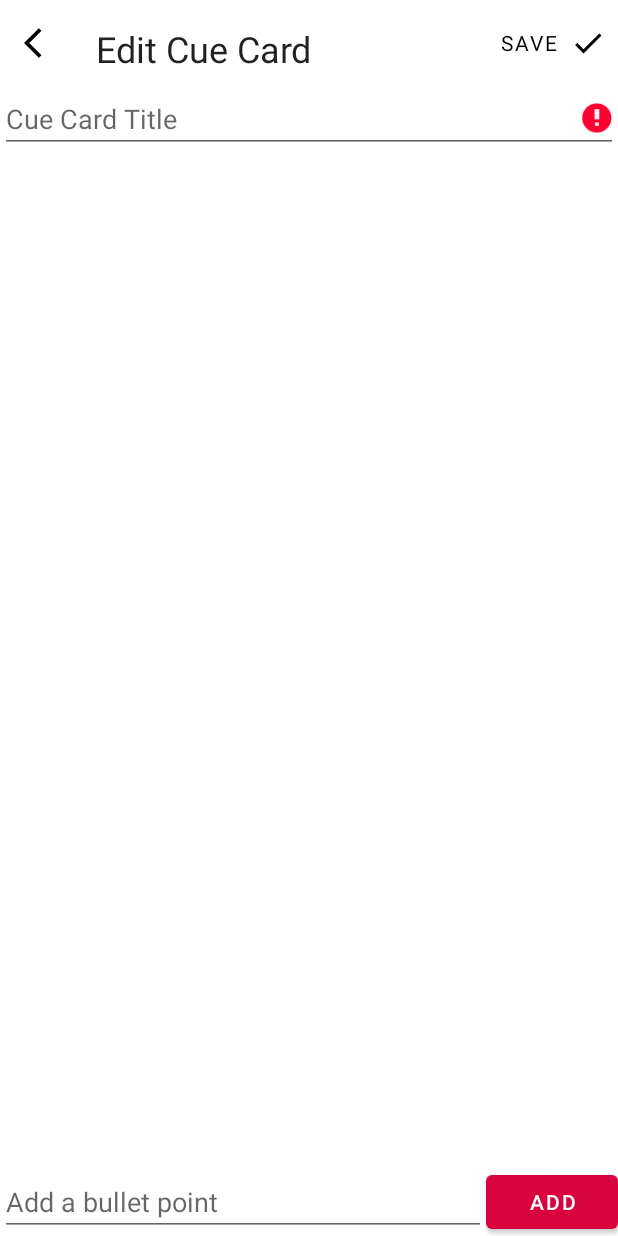
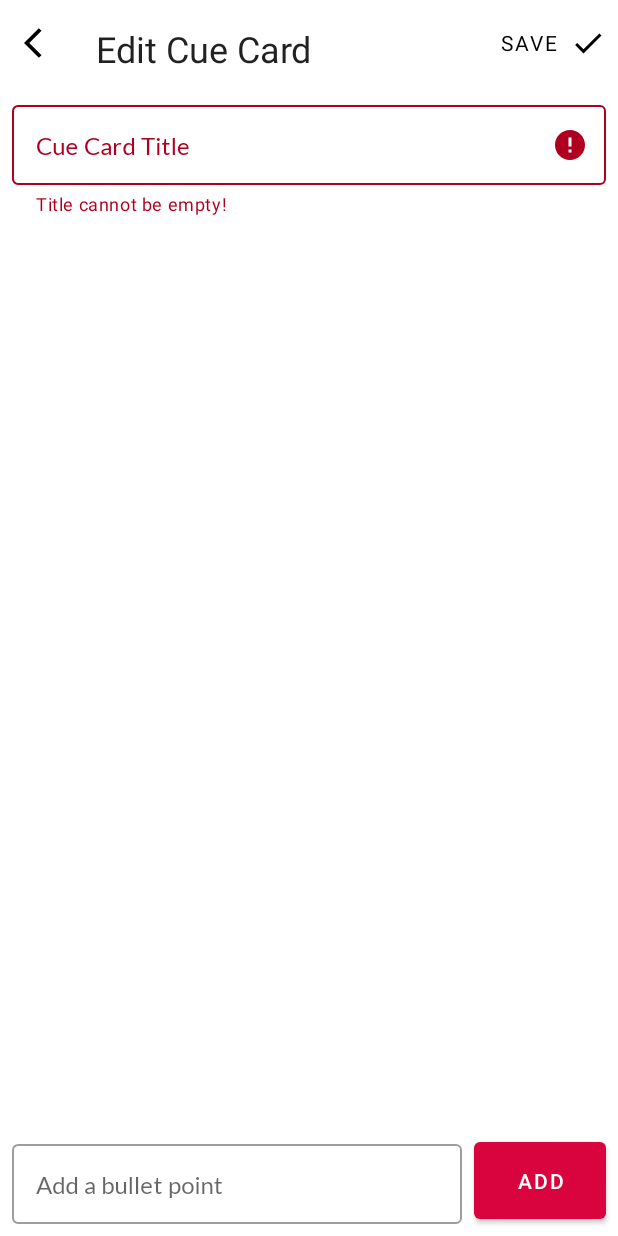
Before and after one commit to emem365/CueCards, an Android app: the fragment EditCueCardFragment placed in its activity, after a tap on "SAVE", on a phone screen of 412 x 824 dp. Run offline under Robolectric (Android 15) with nearby library versions, the phone set to English and light mode, and no system bars; our stand-ins replace data binding, navigation-ui; Roboto replaces fonts that are not available here; 2 statements that could not run were skipped.

Commit message:
Edit View Layout updates

```diff
--- a/app/src/main/java/com/madhurmaurya/cuecards/ui/editCueCard/EditCueCardFragment.kt
+++ b/app/src/main/java/com/madhurmaurya/cuecards/ui/editCueCard/EditCueCardFragment.kt
@@ -35,7 +35,7 @@ class EditCueCardFragment : Fragment() {
         super.onViewCreated(view, savedInstanceState)
         binding.apply {
             cueCardFragmentRecyclerView.adapter = CueCardContentRecyclerViewAdapter()
-            titleEditText.text.insert(0, viewModel.title)
+            titleInputEditText.text?.insert(0, viewModel.title)
             lifecycleOwner = viewLifecycleOwner
         }
 
@@ -52,12 +52,14 @@ class EditCueCardFragment : Fragment() {
     }
 
     private fun addContent() {
-        val text = binding.cardContentEditText.text
+        val text = binding.contentInputEditText.text
         if (text.isNullOrEmpty()) {
-            binding.cardContentEditText.error = getString(R.string.content_empty)
+            binding.contentTextField.isErrorEnabled = true
+            binding.contentTextField.error = getString(R.string.content_empty)
         } else {
             viewModel.add(CardContent(text.toString()))
-            binding.cardContentEditText.text.clear()
+            binding.contentTextField.isErrorEnabled = false
+            binding.contentInputEditText.text?.clear()
         }
     }
 
@@ -67,14 +69,17 @@ class EditCueCardFragment : Fragment() {
     }
 
     private fun done() {
-        val text = binding.titleEditText.text
+        val text = binding.titleInputEditText.text
         if (text.isNullOrEmpty()) {
-            binding.titleEditText.error = getString(R.string.title_empty)
+            binding.titleTextField.isErrorEnabled = true
+            binding.titleTextField.error = getString(R.string.title_empty)
         } else {
+            binding.titleTextField.isErrorEnabled = false
             viewModel.setTitle(text.toString())
             val card = viewModel.getCueCard()
             if (card == null) {
-                binding.cardContentEditText.error = getString(R.string.content_empty)
+                binding.contentTextField.isErrorEnabled = true
+                binding.contentTextField.error = getString(R.string.content_empty)
                 return
             }
             val sharedViewModel: CueCardsViewModel by activityViewModels()
--- a/app/src/main/res/layout/card_content_item.xml
+++ b/app/src/main/res/layout/card_content_item.xml
@@ -26,12 +26,14 @@
             android:fontFamily="@font/lato"
             android:text="@{index}"
             android:textAlignment="center"
+            android:textAppearance="?attr/textAppearanceBody1"
             tools:text="20." />
 
         <TextView
             android:layout_width="match_parent"
             android:layout_height="wrap_content"
             android:fontFamily="@font/lato"
+            android:textAppearance="?attr/textAppearanceBody1"
             android:text="@{cardContent.content}"
             android:textColor="#121212"
             tools:text="Lorem ipsum dolor sit amet, consectetur adipiscing elit. Nulla id orci a elit luctus dapibus ac at nunc. Praesent convallis nisi id mi lobortis faucibus." />
--- a/app/src/main/res/layout/edit_cue_card_fragment.xml
+++ b/app/src/main/res/layout/edit_cue_card_fragment.xml
@@ -63,42 +63,65 @@
 
         </androidx.constraintlayout.widget.ConstraintLayout>
 
-        <EditText
-            android:id="@+id/title_edit_text"
+        <com.google.android.material.textfield.TextInputLayout
+            android:padding="8dp"
+            android:id="@+id/title_text_field"
+            style="@style/Widget.MaterialComponents.TextInputLayout.OutlinedBox"
             android:layout_width="match_parent"
             android:layout_height="wrap_content"
-            android:autofillHints="@string/cue_card_title"
             android:hint="@string/cue_card_title"
-            android:inputType="text"
-            app:layout_constraintTop_toBottomOf="@id/edit_card_title" />
+            app:layout_constraintTop_toBottomOf="@id/edit_card_title"
+            app:layout_constraintStart_toStartOf="parent"
+            app:layout_constraintEnd_toEndOf="parent">
+
+            <com.google.android.material.textfield.TextInputEditText
+                android:id="@+id/title_input_edit_text"
+                android:layout_width="match_parent"
+                android:layout_height="match_parent"
+                android:fontFamily="@font/lato"
+                android:inputType="textPersonName|textNoSuggestions"
+                android:maxLines="1" />
+        </com.google.android.material.textfield.TextInputLayout>
 
         <androidx.recyclerview.widget.RecyclerView
             android:id="@id/cue_card_fragment_recycler_view"
             android:layout_width="match_parent"
             android:layout_height="0dp"
             app:layoutManager="androidx.recyclerview.widget.LinearLayoutManager"
-            app:layout_constraintBottom_toTopOf="@id/card_content_edit_text"
-            app:layout_constraintTop_toBottomOf="@id/title_edit_text" />
+            app:layout_constraintBottom_toTopOf="@id/content_text_field"
+            app:layout_constraintTop_toBottomOf="@id/title_text_field" />
 
-        <EditText
-            android:id="@+id/card_content_edit_text"
+
+        <com.google.android.material.textfield.TextInputLayout
+            android:padding="8dp"
+            android:id="@+id/content_text_field"
+            style="@style/Widget.MaterialComponents.TextInputLayout.OutlinedBox"
             android:layout_width="0dp"
             android:layout_height="wrap_content"
-            android:autofillHints="@string/add_a_bullet_point"
             android:hint="@string/add_a_bullet_point"
-            android:inputType="text"
             app:layout_constraintBottom_toBottomOf="parent"
             app:layout_constraintEnd_toStartOf="@id/add_card_content_button"
-            app:layout_constraintStart_toStartOf="parent" />
+            app:layout_constraintStart_toStartOf="parent">
+
+            <com.google.android.material.textfield.TextInputEditText
+                android:id="@+id/content_input_edit_text"
+                android:layout_width="match_parent"
+                android:layout_height="match_parent"
+                android:fontFamily="@font/lato"
+                android:inputType="textPersonName|textNoSuggestions"
+                android:maxLines="1" />
+        </com.google.android.material.textfield.TextInputLayout>
 
         <Button
             android:id="@+id/add_card_content_button"
             android:layout_width="wrap_content"
             android:layout_height="wrap_content"
+            android:padding="16dp"
+            android:layout_marginEnd="8dp"
             android:text="@string/add"
             app:layout_constraintBottom_toBottomOf="parent"
             app:layout_constraintEnd_toEndOf="parent"
-            app:layout_constraintTop_toTopOf="@id/card_content_edit_text" />
+            app:layout_constraintTop_toTopOf="@id/content_text_field" />
 
 
     </androidx.constraintlayout.widget.ConstraintLayout>
```
